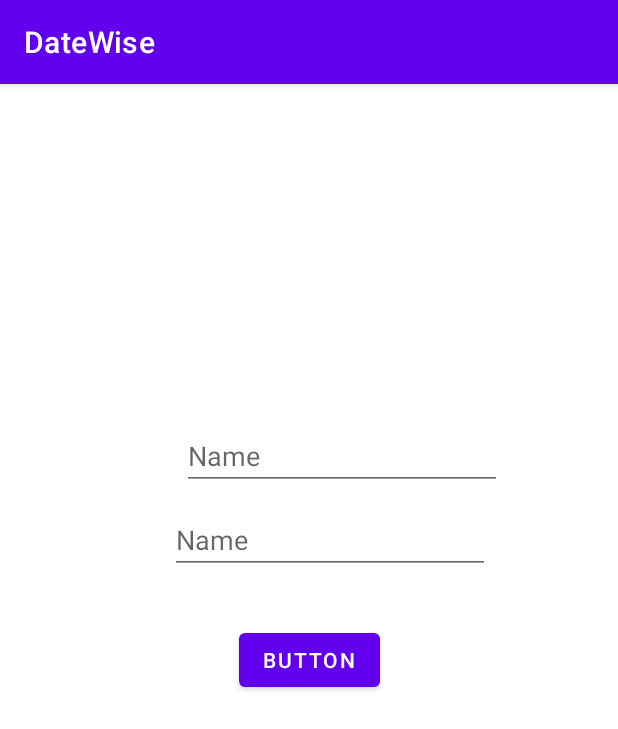
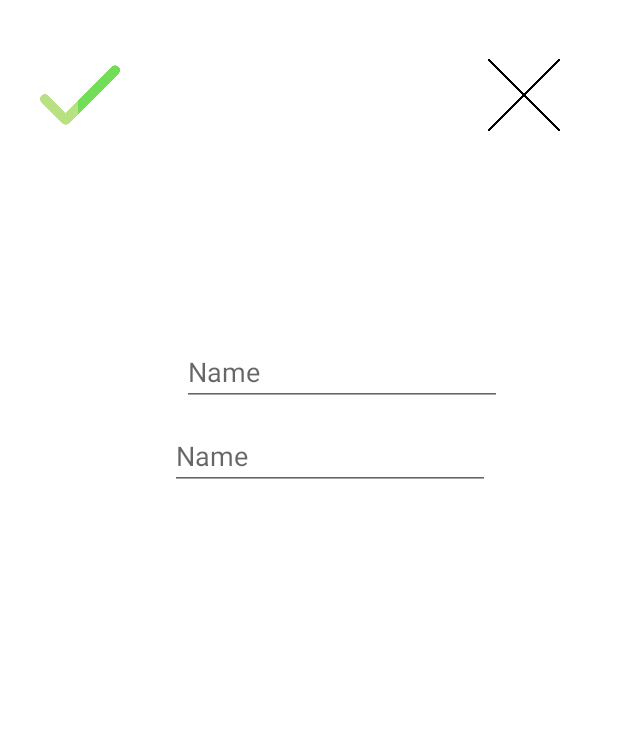
Before and after one commit to GulayAdgzl/DateWise, an Android app: the screen it shows after launch (MainActivity), after a tap on an icon or button, on a phone screen of 412 x 824 dp. Shown: the top 729 px of the screen. Run offline under Robolectric (Android 15) with nearby library versions, the phone set to English and light mode, and no system bars; our stand-ins replace Room's generated code, data binding.

Commit message:
app Title  close and dayekle fragment xml design

```diff
--- a/app/src/main/java/com/example/datewise/MainActivity.kt
+++ b/app/src/main/java/com/example/datewise/MainActivity.kt
@@ -7,5 +7,7 @@ class MainActivity : AppCompatActivity() {
     override fun onCreate(savedInstanceState: Bundle?) {
         super.onCreate(savedInstanceState)
         setContentView(R.layout.activity_main)
+        getSupportActionBar()?.setDisplayShowTitleEnabled(false)
+        getSupportActionBar()?.hide()
     }
 }
--- a/app/src/main/res/layout/fragment_day_ekle.xml
+++ b/app/src/main/res/layout/fragment_day_ekle.xml
@@ -33,15 +33,41 @@
             app:layout_constraintEnd_toEndOf="parent"
             app:layout_constraintTop_toTopOf="parent" />
 
-        <com.google.android.material.button.MaterialButton
-            android:id="@+id/btnEkle"
-            android:layout_width="wrap_content"
-            android:layout_height="wrap_content"
-            android:text="Button"
+
+
+        <androidx.constraintlayout.widget.ConstraintLayout
+            android:layout_width="414dp"
+            android:layout_height="124dp"
             app:layout_constraintBottom_toBottomOf="parent"
             app:layout_constraintEnd_toEndOf="parent"
+            app:layout_constraintHorizontal_bias="0.666"
             app:layout_constraintStart_toStartOf="parent"
-            app:layout_constraintTop_toTopOf="parent" />
+            app:layout_constraintTop_toTopOf="parent"
+            app:layout_constraintVertical_bias="0.0">
+
+            <ImageView
+                android:id="@+id/btnEkle"
+                android:layout_width="76dp"
+                android:layout_height="53dp"
+                app:layout_constraintBottom_toBottomOf="parent"
+                app:layout_constraintEnd_toEndOf="parent"
+                app:layout_constraintHorizontal_bias="0.047"
+                app:layout_constraintStart_toStartOf="parent"
+                app:layout_constraintTop_toTopOf="parent"
+                app:srcCompat="@drawable/tick" />
+
+            <ImageView
+                android:id="@+id/imageView7"
+                android:layout_width="69dp"
+                android:layout_height="48dp"
+                app:layout_constraintBottom_toBottomOf="parent"
+                app:layout_constraintEnd_toEndOf="parent"
+                app:layout_constraintHorizontal_bias="0.915"
+                app:layout_constraintStart_toStartOf="parent"
+                app:layout_constraintTop_toTopOf="parent"
+                app:srcCompat="@drawable/cancel" />
+
+        </androidx.constraintlayout.widget.ConstraintLayout>
 
     </androidx.constraintlayout.widget.ConstraintLayout>
 </layout>
```
Also changed, not shown: app/src/main/res/drawable/cancel.png (added), app/src/main/res/drawable/tick.png (added).
